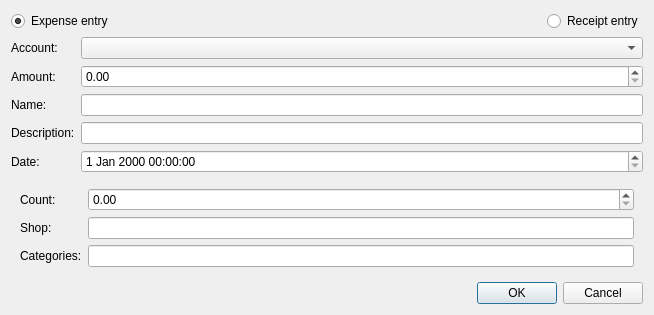
The window that src/plugins/poleemery/operationpropsdialog.ui (0xd34df00d/leechcraft) describes before a commit, drawn with Qt 5.
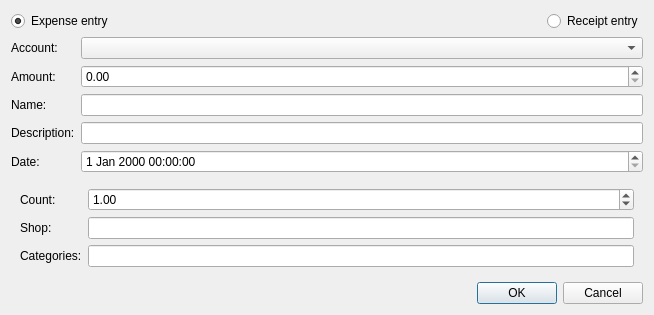
The same window after the commit.

Commit message: PY: fixed default count in the dialog.

What changed in the file:
```diff
--- a/src/plugins/poleemery/operationpropsdialog.ui
+++ b/src/plugins/poleemery/operationpropsdialog.ui
@@ -118,7 +118,14 @@
         </widget>
        </item>
        <item row="0" column="1">
-        <widget class="QDoubleSpinBox" name="CountBox_"/>
+        <widget class="QDoubleSpinBox" name="CountBox_">
+         <property name="maximum">
+          <double>9999.989999999999782</double>
+         </property>
+         <property name="value">
+          <double>1.000000000000000</double>
+         </property>
+        </widget>
        </item>
        <item row="1" column="0">
         <widget class="QLabel" name="label_7">
```
